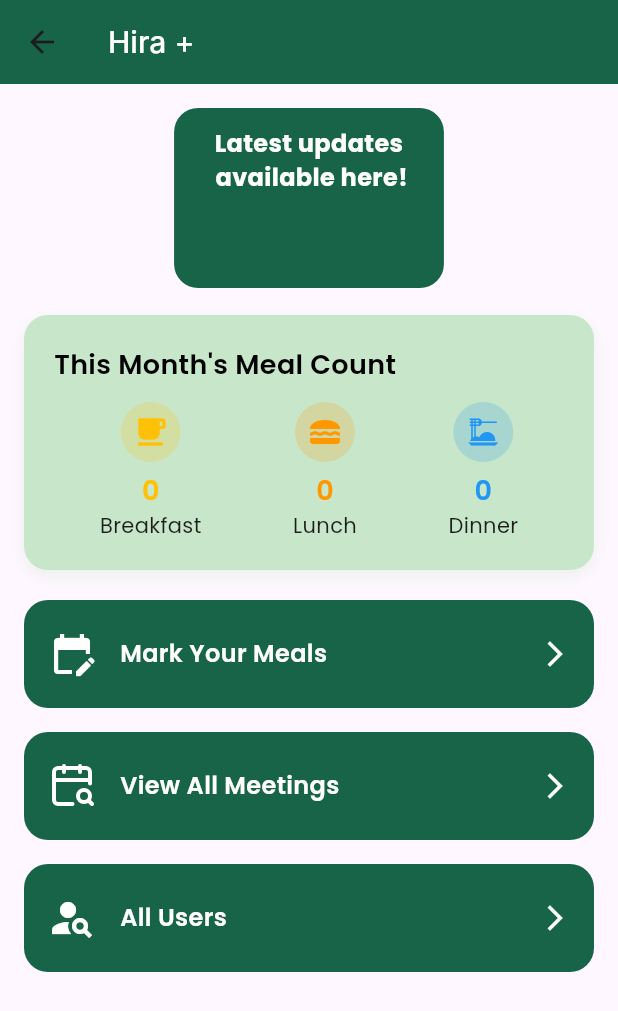
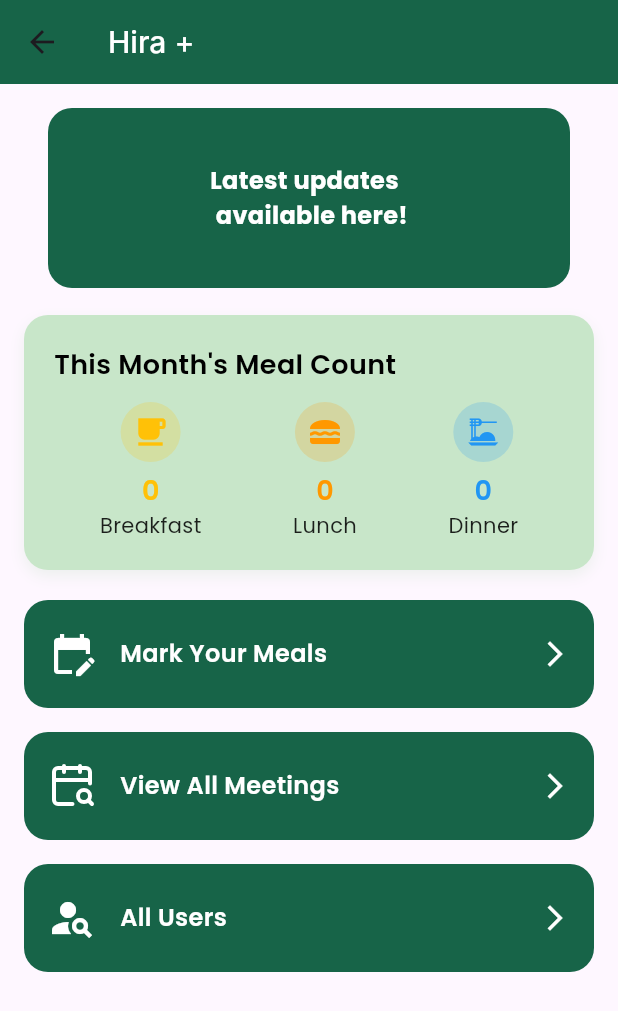
Before and after one commit to Muneeraayakkoden/DemoFlutterApp, a Flutter app: the UserHome screen opened directly, on a phone screen of 412 x 824 dp. Shown: the top 1011 px of the screen. Run offline on Flutter 3.47's test engine with Material 3 defaults, Android fonts, the phone set to English and light mode, and no system bars; our stand-ins replace google_fonts, lucide_icons, pinput, shared_preferences, toastification; accounts and stored records are empty; Roboto replaces fonts that are missing (Inter).

Commit message:
Update advertisement.dart

```diff
--- a/lib/screens/user_screens/home/widgets/advertisement.dart
+++ b/lib/screens/user_screens/home/widgets/advertisement.dart
@@ -18,13 +18,12 @@ class Advertisement extends StatelessWidget {
         ),
         child: ClipRRect(
           borderRadius: BorderRadius.circular(16),
-          child: Stack(
-            children: [
-              Padding(
+          child: Padding(
             padding: const EdgeInsets.symmetric(horizontal: 24.0, vertical: 12.0),
+            child: Align(
+              alignment: Alignment.center,
               child: Text(
                 'Latest updates \n available here!',
-                  textAlign: TextAlign.center,
                 style: TextStyle(
                   fontWeight: FontWeight.bold,
                   fontSize: 16,
@@ -32,7 +31,6 @@ class Advertisement extends StatelessWidget {
                 ),
               ),
             ),
-            ],
           ),
         ),
       );
```
Lines whose indentation alone changed are shown as unchanged.
